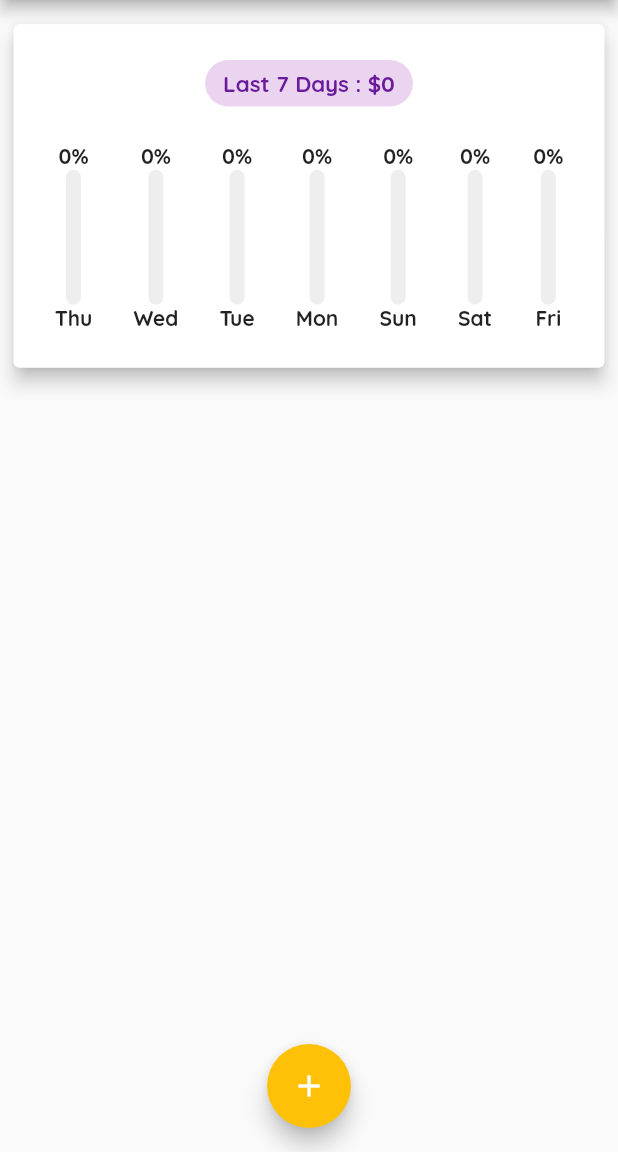
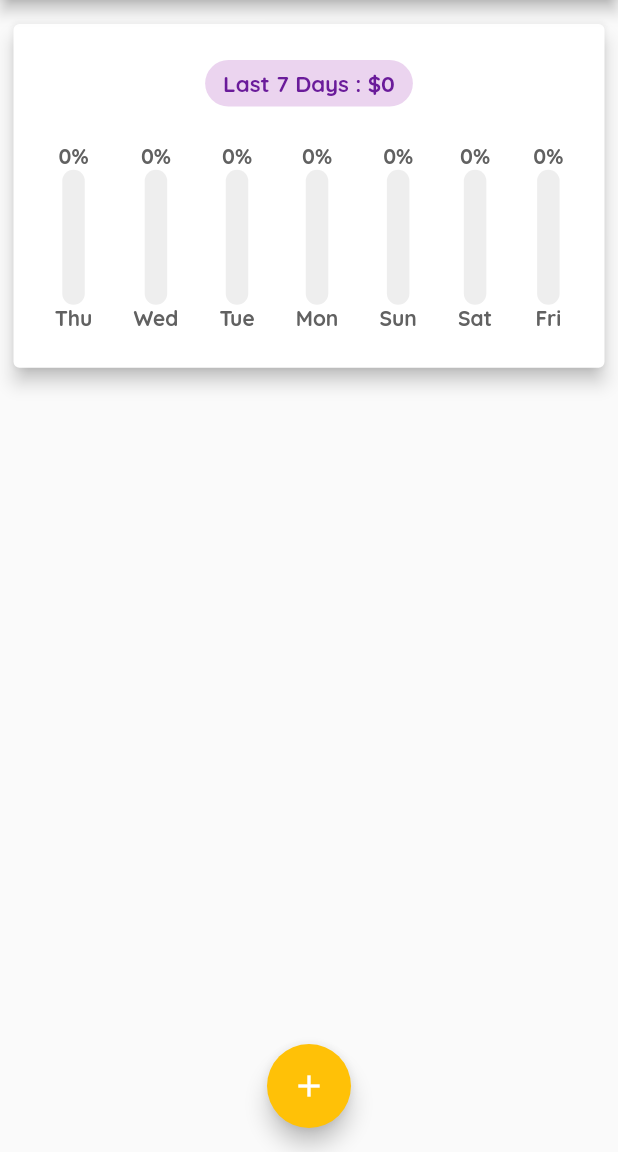
Before and after one commit to hosseinvejdani/simple_expenses_planner_en, a Flutter app: the screen it shows after launch, on a phone screen of 412 x 824 dp, the part 84-1236 px from its top. Run offline on Flutter 3.47's test engine with Material 2 defaults, Android fonts, the phone set to English and light mode, and no system bars.

Commit message:
some minor changes

```diff
--- a/lib/widgets/daliy_indicator.dart
+++ b/lib/widgets/daliy_indicator.dart
@@ -15,13 +15,15 @@ class DailyIndicator extends StatelessWidget {
       children: [
         Text(
           '$precentage%',
-          style: TextStyle(fontWeight: FontWeight.bold),
+          style:
+              TextStyle(fontWeight: FontWeight.bold, color: Colors.grey[700]),
         ),
         PrecentageBarIndicator(
-            height: 90, width: 10, precentage: precentage / 100),
+            height: 90, width: 15, precentage: precentage / 100),
         Text(
           day,
-          style: TextStyle(fontWeight: FontWeight.bold),
+          style:
+              TextStyle(fontWeight: FontWeight.bold, color: Colors.grey[700]),
         ),
       ],
     );
--- a/lib/widgets/precentage_bar_indicator.dart
+++ b/lib/widgets/precentage_bar_indicator.dart
@@ -20,7 +20,7 @@ class PrecentageBarIndicator extends StatelessWidget {
         children: [
           Container(
             decoration: BoxDecoration(
-              borderRadius: BorderRadius.circular(10),
+              borderRadius: BorderRadius.circular(width / 2),
               color: Colors.grey[200],
             ),
             height: height,
@@ -28,10 +28,12 @@ class PrecentageBarIndicator extends StatelessWidget {
           ),
           Container(
             decoration: BoxDecoration(
-              borderRadius: BorderRadius.only(
-                bottomLeft: Radius.circular(10),
-                bottomRight: Radius.circular(10),
-              ),
+              borderRadius: precentage < 0.95
+                  ? BorderRadius.only(
+                      bottomLeft: Radius.circular(width / 2),
+                      bottomRight: Radius.circular(width / 2),
+                    )
+                  : BorderRadius.circular(width / 2),
               color: Colors.purple,
             ),
             height: height * precentage,
--- a/lib/widgets/single_transaction.dart
+++ b/lib/widgets/single_transaction.dart
@@ -19,6 +19,7 @@ class SingleTx extends StatelessWidget {
 
   @override
   Widget build(BuildContext context) {
+    // TODO : add edit button
     return Card(
       margin: EdgeInsets.symmetric(vertical: 6, horizontal: 10),
       elevation: 5,
```
